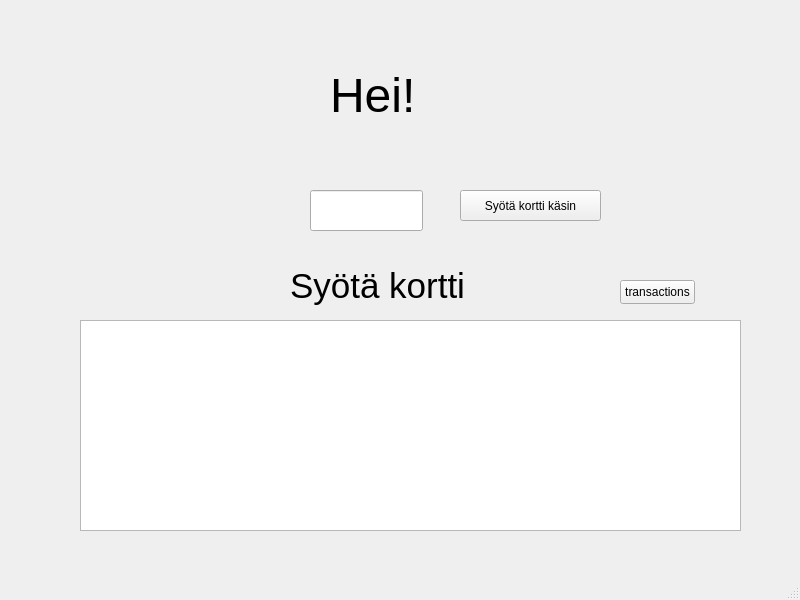
This is bank-automat/mainwindow.ui in JereKortesalmi/BankProject as Qt 5 draws it before an edit. The edited form follows.
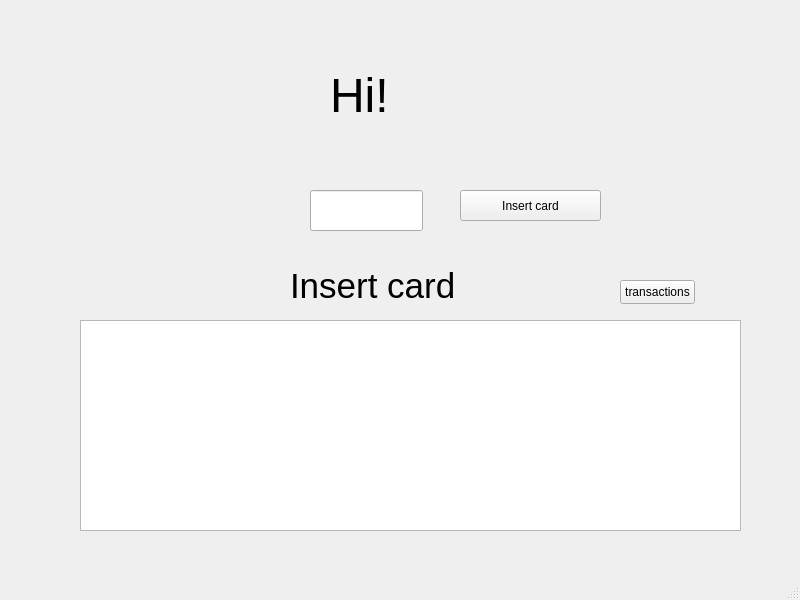
This is the edited form.

The edit to the form file:
```diff
--- a/bank-automat/mainwindow.ui
+++ b/bank-automat/mainwindow.ui
@@ -29,7 +29,7 @@
      </font>
     </property>
     <property name="text">
-     <string>Syötä kortti</string>
+     <string>Insert card</string>
     </property>
    </widget>
    <widget class="QLabel" name="label_2">
@@ -47,7 +47,7 @@
      </font>
     </property>
     <property name="text">
-     <string>Hei!</string>
+     <string>Hi!</string>
     </property>
    </widget>
    <widget class="QTableView" name="tableViewTransactions">
@@ -83,7 +83,7 @@
      </rect>
     </property>
     <property name="text">
-     <string>Syötä kortti käsin</string>
+     <string>Insert card</string>
     </property>
    </widget>
    <widget class="QLineEdit" name="cardEdit">
```
